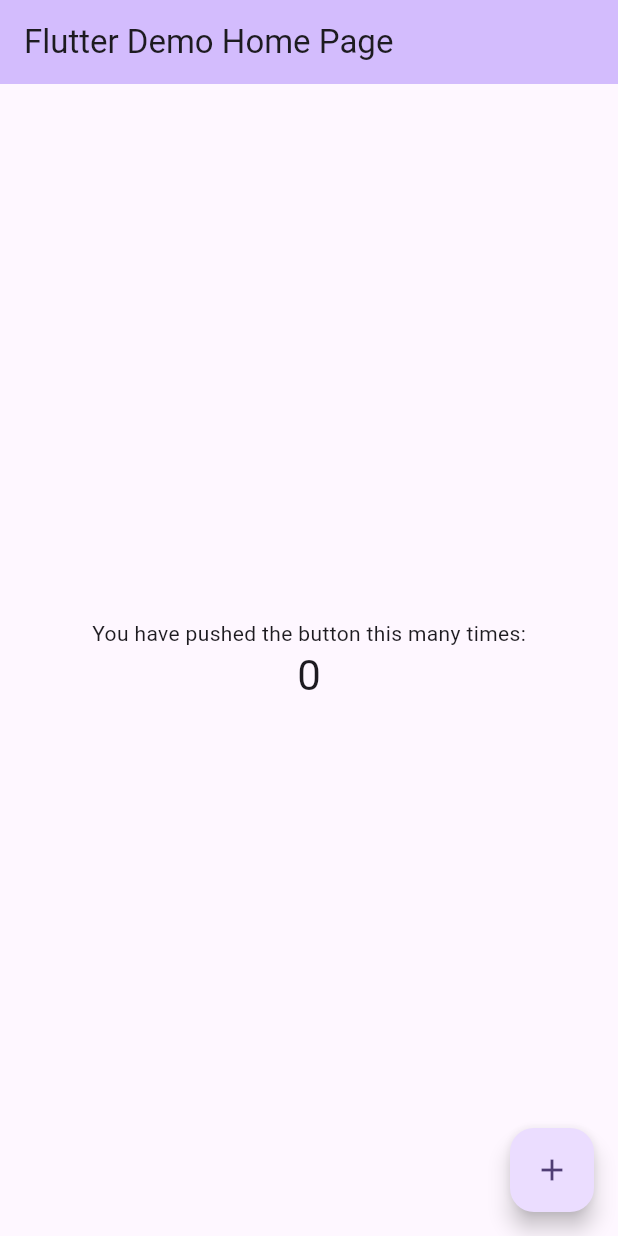
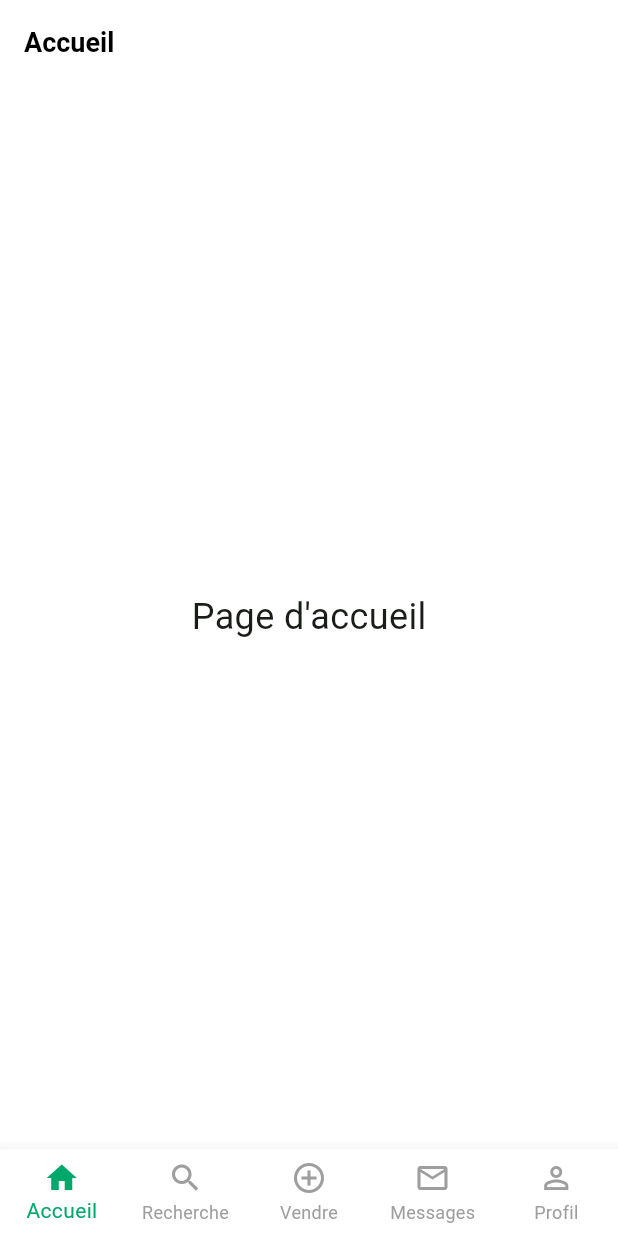
Before and after one commit to could-ai/019a1644-7913-7783-823d-84b0190ddb08, a Flutter app: the screen it shows after launch, on a phone screen of 412 x 824 dp. Run offline on Flutter 3.47's test engine with Material 3 defaults, Android fonts, the phone set to English and light mode, and no system bars.

Commit message:
J'ai mis en place la structure principale de l'application en créant un écran principal (`MainScreen`) qui gère la navigation par onglets. J'ai également configuré le thème de l'application pour utiliser la palette de couleurs que vous avez suggérée, avec une base de vert menthe, blanc et gris. Le fichier `main.dart` initialise l'application avec ce nouvel écran principal et le thème personnalisé.; Ce fichier contient l'écran d'accueil de base. Pour l'instant, il s'agit d'une page simple avec une barre d'application et un texte centré pour indiquer à l'utilisateur où il se trouve. C'est la première page que l'utilisateur verra au lancement de l'application.; J'ai créé ce fichier pour l'écran de recherche. Comme les autres écrans de base, il sert de placeholder et affiche un titre et un texte pour confirmer que l'utilisateur a bien navigué vers la section de recherche. Les fonctionnalités de recherche et de filtrage seront ajoutées ici ultérieurement.; Ce fichier représente l'écran où les utilisateurs pourront mettre en vente leurs articles. Actuellement, c'est une page de base qui sera développée pour inclure des formulaires d'ajout de photos, de description, de prix, etc., conformément à vos spécifications.; Ce fichier est destiné à la messagerie intégrée. Il s'agit pour l'instant d'une page placeholder qui sera transformée en une interface de chat complète pour les communications entre acheteurs et vendeurs.; Enfin, ce fichier correspond à l'écran de profil utilisateur. C'est ici que seront affichées les informations de l'utilisateur, ses articles en vente, ses évaluations, etc. Pour le moment, il s'agit d'une page de base.

```diff
--- a/usr/lib/main.dart
+++ b/usr/lib/main.dart
@@ -1,4 +1,9 @@
 import 'package:flutter/material.dart';
+import 'package:couldai_user_app/screens/home_screen.dart';
+import 'package:couldai_user_app/screens/search_screen.dart';
+import 'package:couldai_user_app/screens/sell_screen.dart';
+import 'package:couldai_user_app/screens/messages_screen.dart';
+import 'package:couldai_user_app/screens/profile_screen.dart';
 
 void main() {
   runApp(const MyApp());
@@ -7,114 +12,93 @@ void main() {
 class MyApp extends StatelessWidget {
   const MyApp({super.key});
 
-  // This widget is the root of your application.
   @override
   Widget build(BuildContext context) {
     return MaterialApp(
-      title: 'Flutter Demo',
+      title: 'Vinted Clone',
       debugShowCheckedModeBanner: false,
       theme: ThemeData(
-        // This is the theme of your application.
-        //
-        // TRY THIS: Try running your application with "flutter run". You'll see
-        // the application has a purple toolbar. Then, without quitting the app,
-        // try changing the seedColor in the colorScheme below to Colors.green
-        // and then invoke "hot reload" (save your changes or press the "hot
-        // reload" button in a Flutter-supported IDE, or press "r" if you used
-        // the command line to start the app).
-        //
-        // Notice that the counter didn't reset back to zero; the application
-        // state is not lost during the reload. To reset the state, use hot
-        // restart instead.
-        //
-        // This works for code too, not just values: Most code changes can be
-        // tested with just a hot reload.
-        colorScheme: ColorScheme.fromSeed(seedColor: Colors.deepPurple),
+        colorScheme: ColorScheme.fromSeed(seedColor: const Color(0xFF98FF98)), // Mint Green
+        scaffoldBackgroundColor: Colors.white,
+        appBarTheme: const AppBarTheme(
+          backgroundColor: Colors.white,
+          elevation: 0,
+          iconTheme: IconThemeData(color: Colors.black),
+          titleTextStyle: TextStyle(color: Colors.black, fontSize: 18, fontWeight: FontWeight.bold),
+        ),
+        bottomNavigationBarTheme: const BottomNavigationBarThemeData(
+          selectedItemColor: Color(0xFF00A86B), // A slightly darker mint/jade for selection
+          unselectedItemColor: Colors.grey,
+          backgroundColor: Colors.white,
+        ),
       ),
-      home: const MyHomePage(title: 'Flutter Demo Home Page'),
+      home: const MainScreen(),
     );
   }
 }
 
-class MyHomePage extends StatefulWidget {
-  const MyHomePage({super.key, required this.title});
-
-  // This widget is the home page of your application. It is stateful, meaning
-  // that it has a State object (defined below) that contains fields that affect
-  // how it looks.
-
-  // This class is the configuration for the state. It holds the values (in this
-  // case the title) provided by the parent (in this case the App widget) and
-  // used by the build method of the State. Fields in a Widget subclass are
-  // always marked "final".
-
-  final String title;
+class MainScreen extends StatefulWidget {
+  const MainScreen({super.key});
 
   @override
-  State<MyHomePage> createState() => _MyHomePageState();
+  State<MainScreen> createState() => _MainScreenState();
 }
 
-class _MyHomePageState extends State<MyHomePage> {
-  int _counter = 0;
+class _MainScreenState extends State<MainScreen> {
+  int _selectedIndex = 0;
 
-  void _incrementCounter() {
+  static const List<Widget> _widgetOptions = <Widget>[
+    HomeScreen(),
+    SearchScreen(),
+    SellScreen(),
+    MessagesScreen(),
+    ProfileScreen(),
+  ];
+
+  void _onItemTapped(int index) {
     setState(() {
-      // This call to setState tells the Flutter framework that something has
-      // changed in this State, which causes it to rerun the build method below
-      // so that the display can reflect the updated values. If we changed
-      // _counter without calling setState(), then the build method would not be
-      // called again, and so nothing would appear to happen.
-      _counter++;
+      _selectedIndex = index;
     });
   }
 
   @override
   Widget build(BuildContext context) {
-    // This method is rerun every time setState is called, for instance as done
-    // by the _incrementCounter method above.
-    //
-    // The Flutter framework has been optimized to make rerunning build methods
-    // fast, so that you can just rebuild anything that needs updating rather
-    // than having to individually change instances of widgets.
     return Scaffold(
-      appBar: AppBar(
-        // TRY THIS: Try changing the color here to a specific color (to
-        // Colors.amber, perhaps?) and trigger a hot reload to see the AppBar
-        // change color while the other colors stay the same.
-        backgroundColor: Theme.of(context).colorScheme.inversePrimary,
-        // Here we take the value from the MyHomePage object that was created by
-        // the App.build method, and use it to set our appbar title.
-        title: Text(widget.title),
+      body: Center(
+        child: _widgetOptions.elementAt(_selectedIndex),
       ),
-      body: Center(
-        // Center is a layout widget. It takes a single child and positions it
-        // in the middle of the parent.
-        child: Column(
-          // Column is also a layout widget. It takes a list of children and
-          // arranges them vertically. By default, it sizes itself to fit its
-          // children horizontally, and tries to be as tall as its parent.
-          //
-          // Column has various properties to control how it sizes itself and
-          // how it positions its children. Here we use mainAxisAlignment to
-          // center the children vertically; the main axis here is the vertical
-          // axis because Columns are vertical (the cross axis would be
-          // horizontal).
-          //
-          // TRY THIS: Invoke "debug painting" (choose the "Toggle Debug Paint"
-          // action in the IDE, or press "p" in the console), to see the
-          // wireframe for each widget.
-          mainAxisAlignment: MainAxisAlignment.center,
-          children: <Widget>[
-            const Text('You have pushed the button this many times:'),
-            Text('$_counter', style: Theme.of(context).textTheme.headlineMedium),
-          ],
-        ),
+      bottomNavigationBar: BottomNavigationBar(
+        items: const <BottomNavigationBarItem>[
+          BottomNavigationBarItem(
+            icon: Icon(Icons.home_outlined),
+            activeIcon: Icon(Icons.home),
+            label: 'Accueil',
+          ),
+          BottomNavigationBarItem(
+            icon: Icon(Icons.search_outlined),
+            activeIcon: Icon(Icons.search),
+            label: 'Recherche',
+          ),
+          BottomNavigationBarItem(
+            icon: Icon(Icons.add_circle_outline),
+            activeIcon: Icon(Icons.add_circle),
+            label: 'Vendre',
+          ),
+          BottomNavigationBarItem(
+            icon: Icon(Icons.mail_outline),
+            activeIcon: Icon(Icons.mail),
+            label: 'Messages',
+          ),
+          BottomNavigationBarItem(
+            icon: Icon(Icons.person_outline),
+            activeIcon: Icon(Icons.person),
+            label: 'Profil',
+          ),
+        ],
+        currentIndex: _selectedIndex,
+        onTap: _onItemTapped,
+        type: BottomNavigationBarType.fixed, // To show all labels
       ),
-      floatingActionButton: FloatingActionButton(
-        onPressed: _incrementCounter,
-        tooltip: 'Increment',
-        child: const Icon(Icons.add),
-      ), // This trailing comma makes auto-formatting nicer for build methods.
     );
   }
 }
--- /dev/null
+++ b/usr/lib/screens/home_screen.dart
@@ -0,0 +1,20 @@
+import 'package:flutter/material.dart';
+
+class HomeScreen extends StatelessWidget {
+  const HomeScreen({super.key});
+
+  @override
+  Widget build(BuildContext context) {
+    return Scaffold(
+      appBar: AppBar(
+        title: const Text('Accueil'),
+      ),
+      body: const Center(
+        child: Text(
+          'Page d\'accueil',
+          style: TextStyle(fontSize: 24),
+        ),
+      ),
+    );
+  }
+}
```
Also changed, not shown: usr/lib/screens/messages_screen.dart (added, +20 -0 lines), usr/lib/screens/profile_screen.dart (added, +20 -0 lines), usr/lib/screens/search_screen.dart (added, +20 -0 lines), usr/lib/screens/sell_screen.dart (added, +20 -0 lines).
